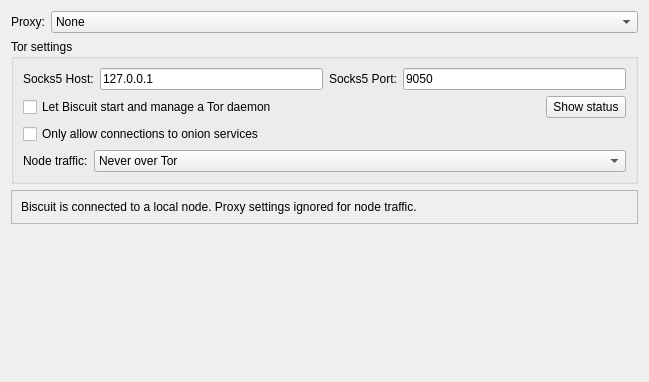
Before: the Qt Designer form src/widgets/NetworkProxyWidget.ui in BiscuitWallet/Biscuit, drawn with Qt 5.
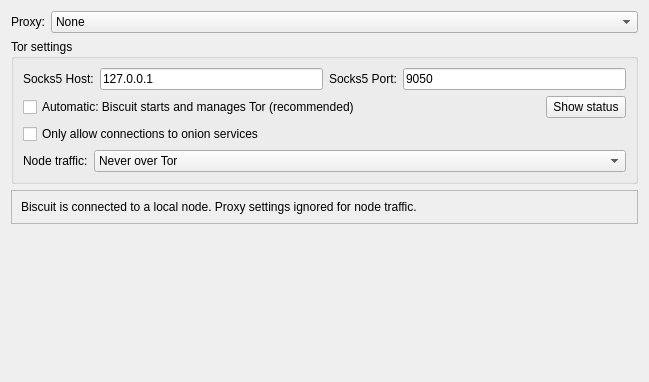
After: the same form once the commit is applied.

Diff of the .ui file:
```diff
--- a/src/widgets/NetworkProxyWidget.ui
+++ b/src/widgets/NetworkProxyWidget.ui
@@ -146,7 +146,7 @@
               <item>
                <widget class="QCheckBox" name="checkBox_torManaged">
                 <property name="text">
-                 <string>Let Biscuit start and manage a Tor daemon</string>
+                 <string>Automatic: Biscuit starts and manages Tor (recommended)</string>
                 </property>
                </widget>
               </item>
```
